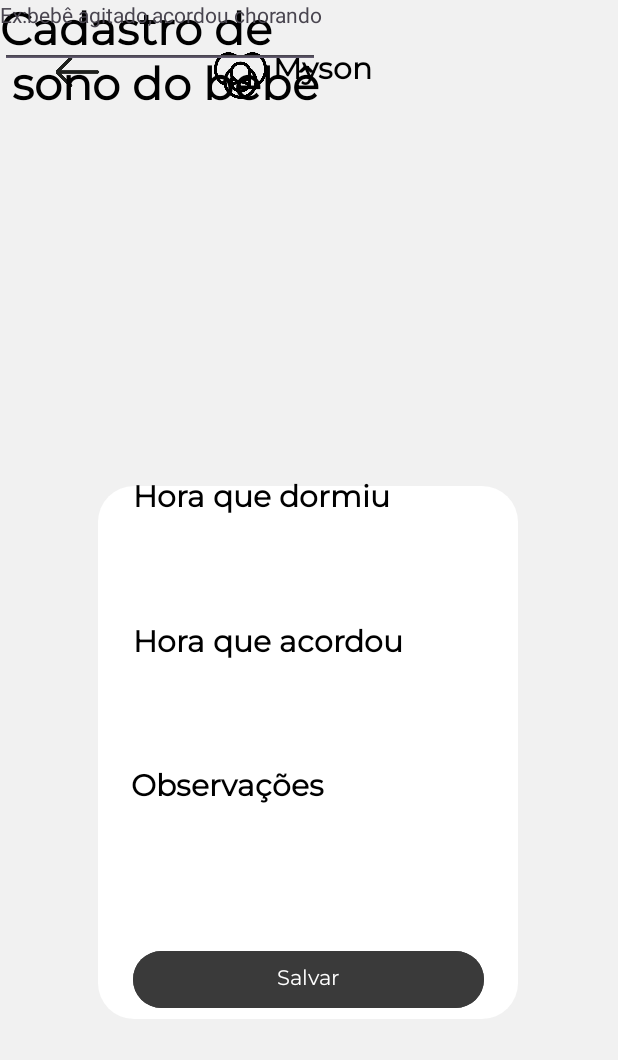
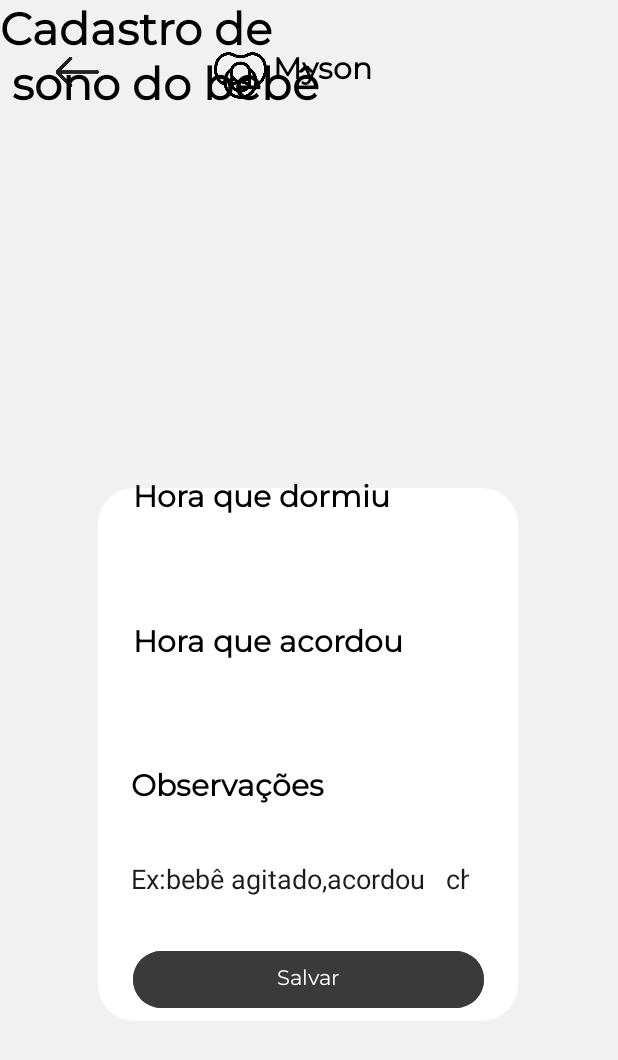
Before and after one commit to joaogpereira/Myson, an Android app: the CadastroSonoActivity screen opened directly, with no data from a screen before it, on a phone screen of 412 x 824 dp. Shown: the top 1060 px of the screen. Run offline under Robolectric (Android 15) with nearby library versions, the phone set to English and light mode, and no system bars.

Commit message:
placeholder input

```diff
--- a/app/src/main/res/layout/activity_cadastro_sono.xml
+++ b/app/src/main/res/layout/activity_cadastro_sono.xml
@@ -21,7 +21,7 @@
         app:layout_constraintHorizontal_bias="0.496"
         app:layout_constraintStart_toStartOf="parent"
         app:layout_constraintTop_toTopOf="parent"
-        app:layout_constraintVertical_bias="0.691" />
+        app:layout_constraintVertical_bias="0.694" />
 
     <Button
         android:id="@+id/button3"
@@ -143,26 +143,51 @@
         android:id="@+id/editTextTime"
         android:layout_width="wrap_content"
         android:layout_height="wrap_content"
+        android:background="@android:color/transparent"
         android:ems="10"
         android:inputType="time"
-        tools:layout_editor_absoluteX="88dp"
-        tools:layout_editor_absoluteY="309dp" />
+        app:layout_constraintBottom_toBottomOf="parent"
+        app:layout_constraintEnd_toEndOf="parent"
+        app:layout_constraintHorizontal_bias="0.437"
+        app:layout_constraintStart_toStartOf="parent"
+        app:layout_constraintTop_toTopOf="parent"
+        app:layout_constraintVertical_bias="0.456" />
 
     <EditText
         android:id="@+id/editTextTime2"
         android:layout_width="wrap_content"
         android:layout_height="wrap_content"
+        android:background="@android:color/transparent"
         android:ems="10"
         android:inputType="time"
-        tools:layout_editor_absoluteX="88dp"
-        tools:layout_editor_absoluteY="395dp" />
+        app:layout_constraintBottom_toBottomOf="parent"
+        app:layout_constraintEnd_toEndOf="parent"
+        app:layout_constraintHorizontal_bias="0.432"
+        app:layout_constraintStart_toStartOf="parent"
+        app:layout_constraintTop_toTopOf="parent"
+        app:layout_constraintVertical_bias="0.577" />
 
     <TextView
         android:id="@+id/textView25"
         android:layout_width="wrap_content"
         android:layout_height="wrap_content"
-        android:text="Ex:bebê agitado,acordou chorando"
+        android:text=""
         tools:layout_editor_absoluteX="88dp"
         tools:layout_editor_absoluteY="499dp" />
 
+    <EditText
+        android:id="@+id/editTextText2"
+        android:layout_width="225dp"
+        android:layout_height="39dp"
+        android:background="@android:color/transparent"
+        android:ems="10"
+        android:inputType="text"
+        android:text="Ex:bebê agitado,acordou \n chorando"
+        app:layout_constraintBottom_toBottomOf="parent"
+        app:layout_constraintEnd_toEndOf="parent"
+        app:layout_constraintHorizontal_bias="0.467"
+        app:layout_constraintStart_toStartOf="parent"
+        app:layout_constraintTop_toTopOf="parent"
+        app:layout_constraintVertical_bias="0.721" />
+
 </androidx.constraintlayout.widget.ConstraintLayout>
```
